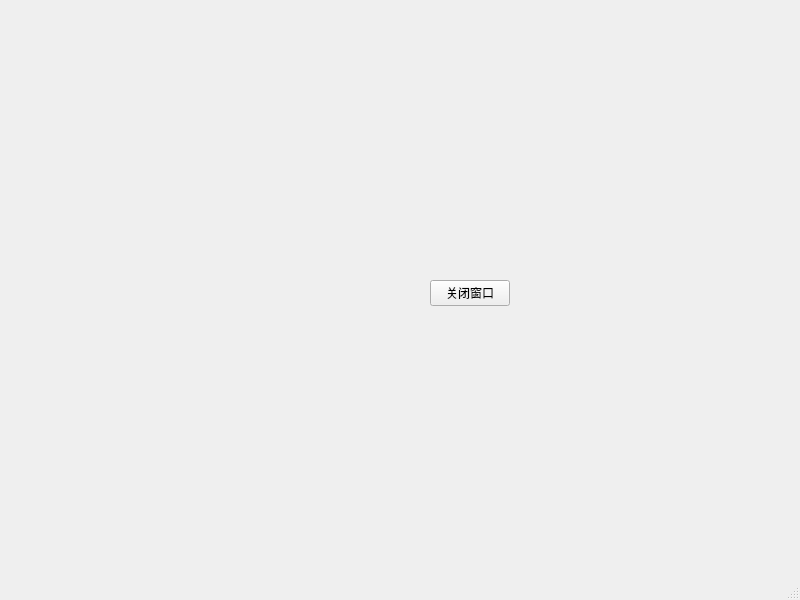
Above: cpp/QTAPP/mainwindow.ui from laixhe/laixhe-log before the change. Below: the same form after it.
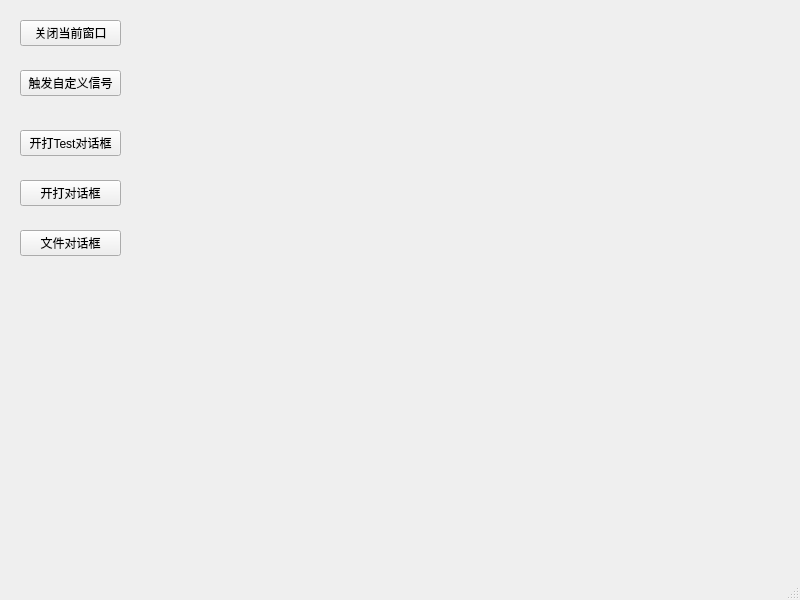
That is the form after the change.

Commit message: add cpp qt dialog

What changed in the file:
```diff
--- a/cpp/QTAPP/mainwindow.ui
+++ b/cpp/QTAPP/mainwindow.ui
@@ -17,14 +17,66 @@
    <widget class="QPushButton" name="closeBtn">
     <property name="geometry">
      <rect>
-      <x>430</x>
-      <y>280</y>
-      <width>80</width>
+      <x>20</x>
+      <y>20</y>
+      <width>101</width>
       <height>26</height>
      </rect>
     </property>
     <property name="text">
-     <string>关闭窗口</string>
+     <string>关闭当前窗口</string>
+    </property>
+   </widget>
+   <widget class="QPushButton" name="signalsFromTo">
+    <property name="geometry">
+     <rect>
+      <x>20</x>
+      <y>70</y>
+      <width>101</width>
+      <height>26</height>
+     </rect>
+    </property>
+    <property name="text">
+     <string>触发自定义信号</string>
+    </property>
+   </widget>
+   <widget class="QPushButton" name="testDialogBut">
+    <property name="geometry">
+     <rect>
+      <x>20</x>
+      <y>130</y>
+      <width>101</width>
+      <height>26</height>
+     </rect>
+    </property>
+    <property name="text">
+     <string>开打Test对话框</string>
+    </property>
+   </widget>
+   <widget class="QPushButton" name="messageDialogBut">
+    <property name="geometry">
+     <rect>
+      <x>20</x>
+      <y>180</y>
+      <width>101</width>
+      <height>26</height>
+     </rect>
+    </property>
+    <property name="text">
+     <string>开打对话框</string>
+    </property>
+   </widget>
+   <widget class="QPushButton" name="fileDialogBut">
+    <property name="geometry">
+     <rect>
+      <x>20</x>
+      <y>230</y>
+      <width>101</width>
+      <height>26</height>
+     </rect>
+    </property>
+    <property name="text">
+     <string>文件对话框</string>
     </property>
    </widget>
   </widget>
```
The commit also changes 22 other files.
